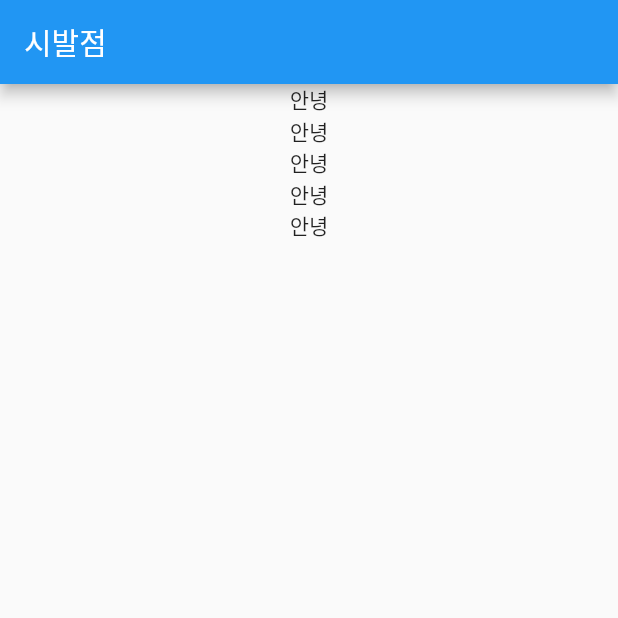
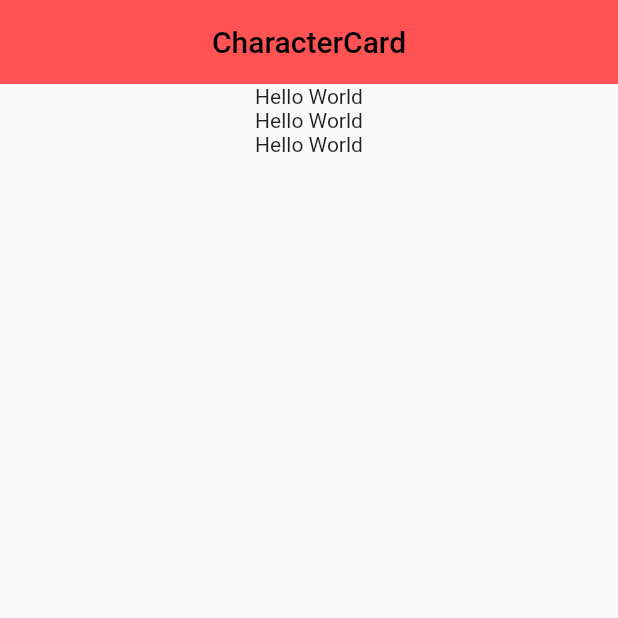
Before and after one commit to blueheart753/My_App, a Flutter app: the screen it shows after launch, on a phone screen of 412 x 824 dp, the top half of it. Run offline on Flutter 3.47's test engine with Material 2 defaults, Android fonts, the phone set to English and light mode, and no system bars.

Commit message:
1번째 공부 완료 mainAxisAlignmentL MainAxinAlignment, elevation 의 대해 알아보기

```diff
--- a/lib/main.dart
+++ b/lib/main.dart
@@ -1,42 +1,45 @@
 import 'package:flutter/material.dart';
 
-void main() => runApp(MyApp());
+void main() => runApp(Card());
 
-class MyApp extends StatelessWidget {
-  const MyApp({Key? key}) : super(key: key);
+class Card extends StatelessWidget {
+  const Card({Key? key}) : super(key: key);
 
   @override
   Widget build(BuildContext context) {
     return MaterialApp(
-      title: 'First App',
+      title: 'Character',
       theme: ThemeData(
-        primarySwatch: Colors.blue
+        primarySwatch: Colors.orange
       ),
-      home: Home(),
+      home: MainHome(),
     );
   }
 }
 
-class Home extends StatelessWidget {
-  const Home({Key? key}) : super(key: key);
+class MainHome extends StatelessWidget {
+  const MainHome({Key? key}) : super(key: key);
 
   @override
   Widget build(BuildContext context) {
     return Scaffold(
       appBar: AppBar(
-        title: Text('시발점'),
+        title: Text('CharacterCard'),
+        centerTitle: true,
+        backgroundColor: Colors.redAccent,
+        elevation: 0.0,
       ),
       body: Center(
         child: Column(
-          children: <Widget>[
-            Text('안녕'),
-            Text('안녕'),
-            Text('안녕'),
-            Text('안녕'),
-            Text('안녕')
-          ],
-        ),
-      ),
+            // mainAxisAlignment: MainAxisAlignment.center,
+            children: <Widget>[
+              Text('Hello World'),
+              Text('Hello World'),
+              Text('Hello World')
+            ]
+          ),
+      )
+
     );
   }
 }
```
